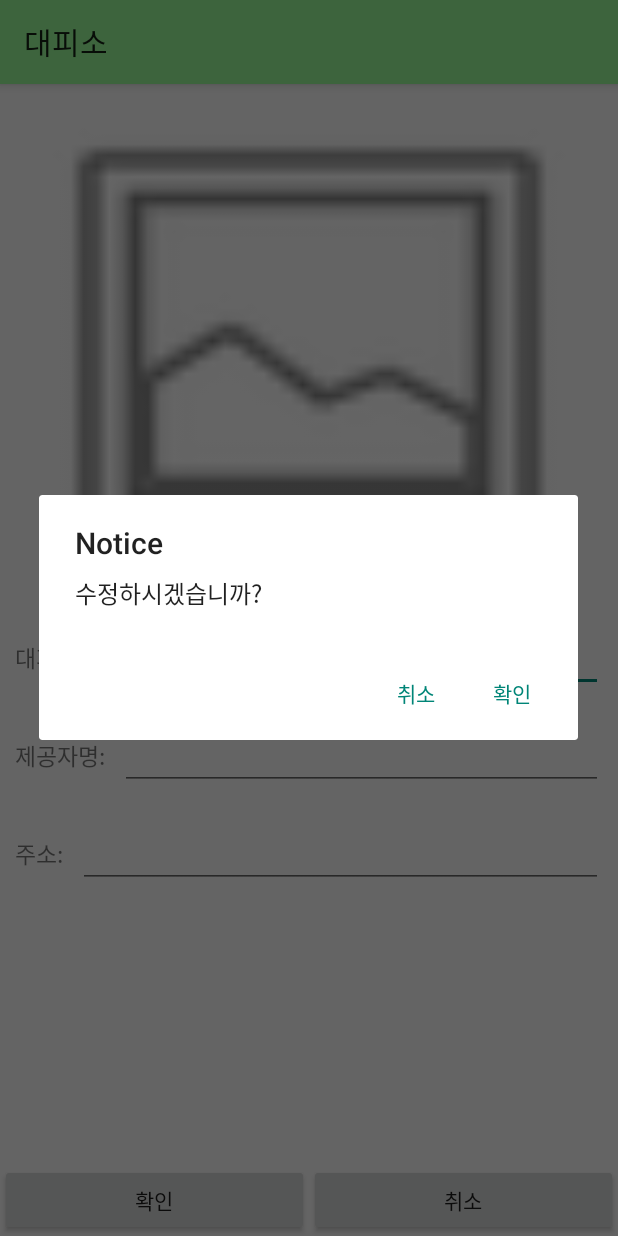
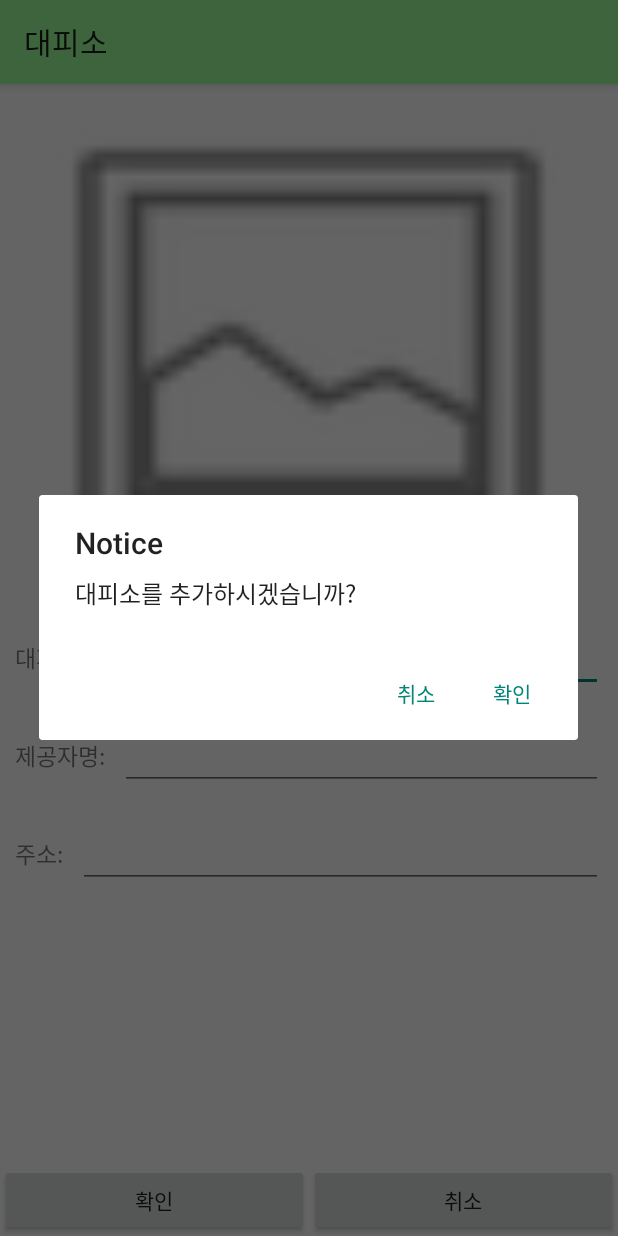
Before and after one commit to jongbeomkim/ShelterProject, an Android app: the EditActivity screen opened directly, with no data from a screen before it, after a tap on "확인", on a phone screen of 412 x 824 dp. Run offline under Robolectric (Android 15) with nearby library versions, the phone set to English and light mode, and no system bars.

Commit message:
EditActivity: toDecide() 함수에 수정/추가 구분 기능 구현 ViewActivity: 정말 삭제할 것인지 확인하는 toDecide2() 함수 구현 그 외 Activity: 주석 설명 추가

```diff
--- a/app/src/main/java/com/example/teamproject2/EditActivity.java
+++ b/app/src/main/java/com/example/teamproject2/EditActivity.java
@@ -26,6 +26,7 @@ public class EditActivity extends AppCompatActivity {
     private String s_name2, p_name2, l_name2;
     private EditText s_text , p_text, l_text;
     private Intent intent;
+    int code = 0;
 
     @Override
     protected void onCreate(Bundle savedInstanceState) {
@@ -33,7 +34,7 @@ public class EditActivity extends AppCompatActivity {
         setContentView(R.layout.activity_edit);
 
         intent = getIntent();
-        int code = intent.getIntExtra("viewCode",-1);
+        code = intent.getIntExtra("viewCode",-1);   // ViewActivity 에서 불려졌다면 code 가 10으로 바뀐다.
 
         checkActivity(code);
     }
@@ -51,7 +52,7 @@ public class EditActivity extends AppCompatActivity {
                 startActivityForResult(intent, 1);
                 break;
             case R.id.e_button_OK:          // 수정 완료 눌렀을 때 뷰로 값 전송
-                toDecide();
+                toDecide(code);
                 break;
             case R.id.e_button_CANCEL:
                 finish();
@@ -83,9 +84,9 @@ public class EditActivity extends AppCompatActivity {
     }
 
 
-    public void checkActivity(int code){         ///////////뷰에서 수정 눌렀을때 값 받아옴
+    public void checkActivity(int code){         // 추가 화면(from MainActivity)인지 수정 화면(from ViewActivity)인지 구분하는 함수
         switch (code){
-            case 10:
+            case 10:    // ViewActivity 에서 편집 버튼을 눌러서 왔다면~
                 intent = getIntent();
 
                 imageView = findViewById(R.id.e_image);
@@ -107,10 +108,11 @@ public class EditActivity extends AppCompatActivity {
     }
 
 
-    public void toDecide(){       // 정말 수정할 것인지 확인하는 함수
+    public void toDecide(int code){       // 정말 (수정 or 추가)할 것인지 확인하는 함수
         AlertDialog.Builder builder = new AlertDialog.Builder(EditActivity.this);
         builder.setTitle("Notice");
-        builder.setMessage("수정하시겠습니까?");
+        if(code != 10) builder.setMessage("대피소를 추가하시겠습니까?");
+        if(code == 10) builder.setMessage("대피소 정보를 수정하시겠습니까?");
         builder.setPositiveButton("확인", new DialogInterface.OnClickListener() {   // 확인 버튼을 눌렀을 때~
             public void onClick(DialogInterface dialog, int which) {
                 intent = getIntent();
@@ -118,6 +120,7 @@ public class EditActivity extends AppCompatActivity {
                 s_text = findViewById(R.id.e_shelterName);
                 p_text = findViewById(R.id.e_provider);
                 l_text = findViewById(R.id.e_location);
+
                 intent = new Intent();
                 BitmapDrawable drawable = (BitmapDrawable) imageView.getDrawable();   //이미지 동적
                 Bitmap bitmap = drawable.getBitmap();
@@ -129,7 +132,8 @@ public class EditActivity extends AppCompatActivity {
                 intent.putExtra("p_name", p_text.getText().toString());
                 intent.putExtra("l_name", l_text.getText().toString());
                 setResult(RESULT_OK, intent);
-                Toast.makeText(getBaseContext(), "대피소가 업데이트 되었습니다.", Toast.LENGTH_LONG).show();
+                if(code != 10) Toast.makeText(getBaseContext(), "대피소가 추가되었습니다.", Toast.LENGTH_LONG).show();
+                if(code == 10) Toast.makeText(getBaseContext(), "대피소가 수정되었습니다.", Toast.LENGTH_LONG).show();
                 finish();
             }
         });
```
Also changed, not shown: app/src/main/java/com/example/teamproject2/MainActivity.java (+9 -9 lines), app/src/main/java/com/example/teamproject2/MainMenuFrag1.java (+27 -22 lines), app/src/main/java/com/example/teamproject2/ViewActivity.java (+22 -7 lines).
